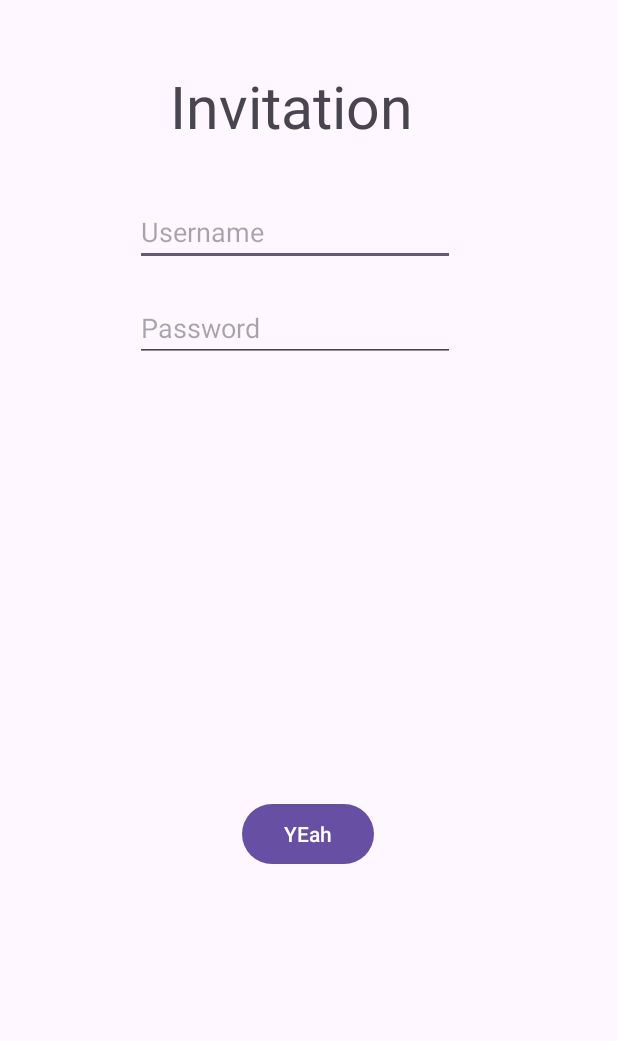
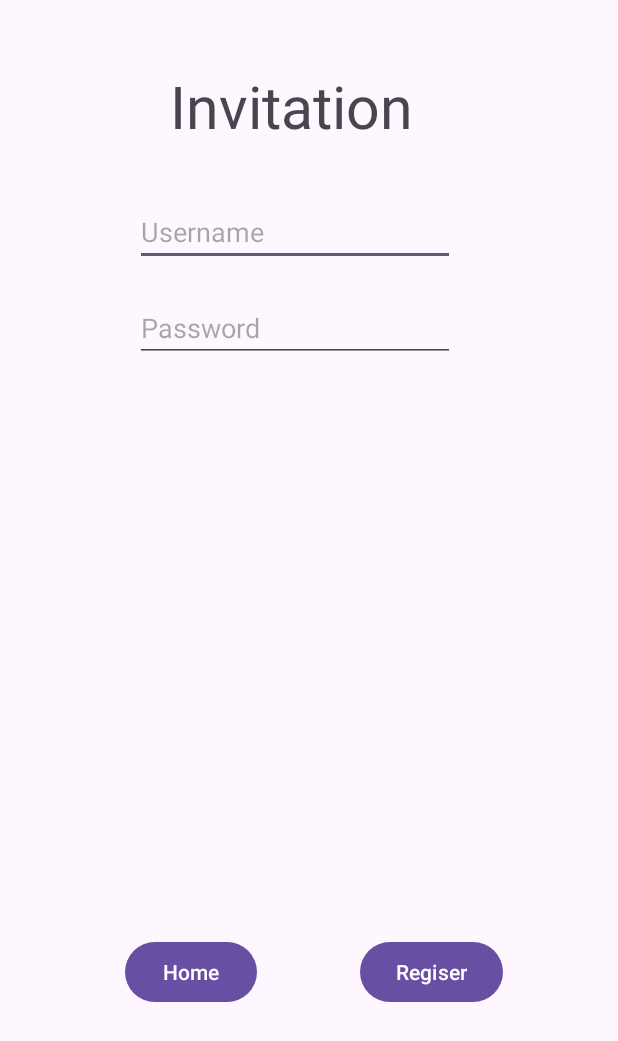
Before and after one commit to ChildrenCity/LibaryproJect, an Android app: the Register screen opened directly, with no data from a screen before it, on a phone screen of 412 x 824 dp. Shown: the top 1041 px of the screen. Run offline under Robolectric (Android 15) with nearby library versions, the phone set to English and light mode, and no system bars.

Commit message:
Register-Prototype

```diff
--- a/app/src/main/java/com/example/projectilm/DataBaseHelper.java
+++ b/app/src/main/java/com/example/projectilm/DataBaseHelper.java
@@ -23,8 +23,8 @@ public class DataBaseHelper extends SQLiteOpenHelper {
     public void onCreate(SQLiteDatabase db) {
         String CREATE_USERS = "CREATE TABLE " + TABLE_NAME +
                 "(ID INTEGER PRIMARY KEY AUTOINCREMENT ," +
-                "COL_Name TEXT," +
-                "COL_Password TEXT)";
+                COL_Name+" TEXT," +
+                COL_Password +"TEXT)";
         db.execSQL(CREATE_USERS);
 
     }
@@ -51,7 +51,7 @@ public class DataBaseHelper extends SQLiteOpenHelper {
 
     public boolean checkUsernamePassword(String Username, String Password) {
         SQLiteDatabase db = this.getReadableDatabase();
-        long count = DatabaseUtils.queryNumEntries(db, TABLE_NAME, "USERNAME = ? AND PASSWORD = ?", new String[]{Username, Password});
+        long count = DatabaseUtils.queryNumEntries(db, TABLE_NAME, COL_Name +"= ? AND" +COL_Password +"= ?", new String[]{Username, Password});
 
         if (count > 0){
             return true;
--- a/app/src/main/java/com/example/projectilm/Register.java
+++ b/app/src/main/java/com/example/projectilm/Register.java
@@ -1,5 +1,6 @@
 package com.example.projectilm;
 
+import android.content.Intent;
 import android.os.Bundle;
 
 import androidx.activity.EdgeToEdge;
@@ -8,17 +9,44 @@ import androidx.core.graphics.Insets;
 import androidx.core.view.ViewCompat;
 import androidx.core.view.WindowInsetsCompat;
 
+import android.view.View;
+import android.widget.EditText;
+import android.widget.Toast;
+
 public class Register extends AppCompatActivity {
+
+
+    DataBaseHelper db;
+    EditText edtName,edtPas;
 
     @Override
     protected void onCreate(Bundle savedInstanceState) {
         super.onCreate(savedInstanceState);
         EdgeToEdge.enable(this);
         setContentView(R.layout.activity_register);
-        ViewCompat.setOnApplyWindowInsetsListener(findViewById(R.id.main), (v, insets) -> {
-            Insets systemBars = insets.getInsets(WindowInsetsCompat.Type.systemBars());
-            v.setPadding(systemBars.left, systemBars.top, systemBars.right, systemBars.bottom);
-            return insets;
-        });
+
+        db = new DataBaseHelper(this);
+
+        edtName = findViewById(R.id.edtUSer);
+        edtPas = findViewById(R.id.edtPass);
     }
+    public void register(View view){
+        String Name =edtName.getText().toString();
+        String Password = edtPas.getText().toString();
+
+        if (Name.isEmpty()||Password.isEmpty()){
+            Toast.makeText(Register.this ,"กรุณากรอกข้อมูลให้ครบ",Toast.LENGTH_LONG).show();
+        }else{
+            boolean insertSucess = db.insertUser(Name, Password);
+            if(insertSucess){
+                Toast.makeText(Register.this,"สมัครสมาขิกสำเร็จ",Toast.LENGTH_LONG).show();
+                Intent intent = new Intent(this,MainActivity.class);
+                startActivity(intent);
+            }else{
+                Toast.makeText(Register.this,"ไม่สามารถสมัครข้อมูลได้",Toast.LENGTH_LONG).show();
+            }
+
+        }
+    }
+
 }
--- a/app/src/main/res/layout/activity_register.xml
+++ b/app/src/main/res/layout/activity_register.xml
@@ -50,11 +50,24 @@
         android:id="@+id/button3"
         android:layout_width="wrap_content"
         android:layout_height="wrap_content"
-        android:layout_marginBottom="244dp"
-        android:text="YEah"
+        android:layout_marginBottom="152dp"
+        android:text="Regiser"
+        android:onClick="register"
         app:layout_constraintBottom_toBottomOf="parent"
         app:layout_constraintEnd_toEndOf="parent"
-        app:layout_constraintHorizontal_bias="0.498"
+        app:layout_constraintHorizontal_bias="0.758"
+        app:layout_constraintStart_toStartOf="parent" />
+
+    <Button
+        android:id="@+id/button4"
+        android:layout_width="wrap_content"
+        android:layout_height="wrap_content"
+        android:layout_marginBottom="152dp"
+        android:text="Home"
+        android:onClick="goHome"
+        app:layout_constraintBottom_toBottomOf="parent"
+        app:layout_constraintEnd_toEndOf="parent"
+        app:layout_constraintHorizontal_bias="0.257"
         app:layout_constraintStart_toStartOf="parent" />
 
 </androidx.constraintlayout.widget.ConstraintLayout>
```
